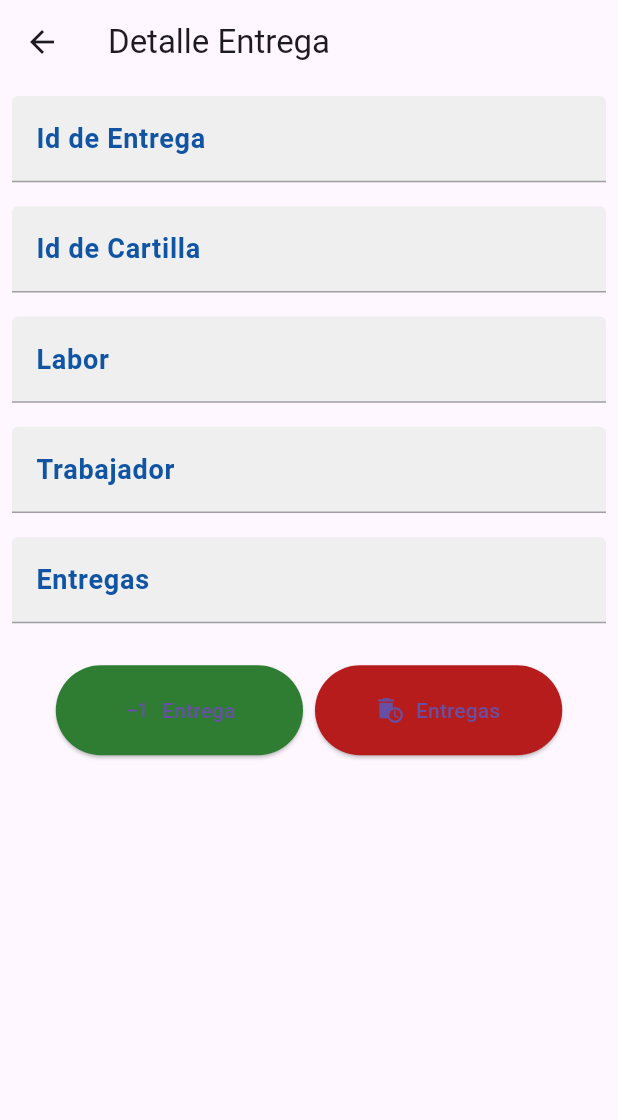
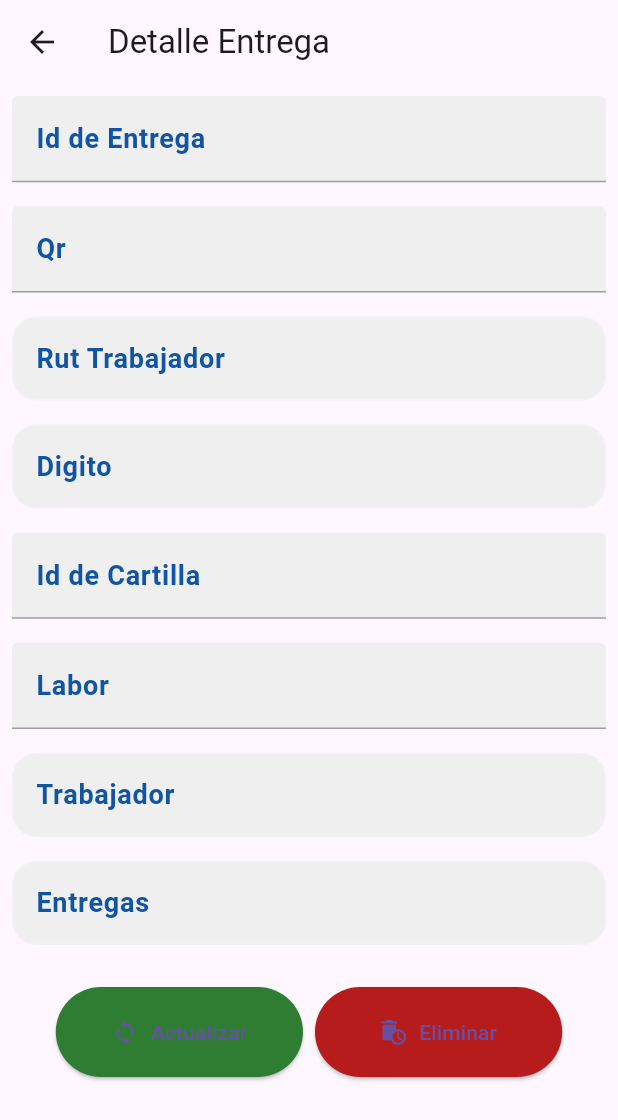
Before and after one commit to calbanc/contratistas, a Flutter app: the _detailentrega screen opened directly with empty values, on a phone screen of 412 x 824 dp. Shown: the top 1120 px of the screen. Run offline on Flutter 3.47's test engine with Material 3 defaults, Android fonts, the phone set to English and light mode, and no system bars; our stand-ins replace connectivity_plus, dropdown_search, fluttertoast, sqflite; missing offline and left inert: dart:ffi, flutter_barcode_scanner; accounts and stored records are empty; Roboto replaces fonts that are missing (ComicNeue).

Commit message:
avance 20/12/2023

```diff
--- a/lib/main.dart
+++ b/lib/main.dart
@@ -2,6 +2,8 @@ import 'package:contratistas/page/page.dart';
 import 'package:contratistas/providers/qrprovider.dart';
 import 'package:flutter/material.dart';
 import 'package:provider/provider.dart';
+
+import 'response/response.dart';
 
 void main() {
   runApp(const MyApp());
@@ -15,15 +17,13 @@ class MyApp extends StatelessWidget {
   // This widget is the root of your application.
   @override
   Widget build(BuildContext context) {
+
     return MaterialApp(
       debugShowCheckedModeBanner: false,
       title: 'Contratistas',
       initialRoute: 'login',
       routes: {
         'login':(_)=> Login(),
-
-
-
       },
       theme: ThemeData(
         primaryColor: Colors.green[900]
--- a/lib/page/detailentrega.dart
+++ b/lib/page/detailentrega.dart
@@ -34,12 +34,23 @@ class _detailentrega extends StatelessWidget {
      TextEditingController controlladornombre=TextEditingController(text:listado.nombre);
      TextEditingController controlladorcantidad=TextEditingController(text:listado.cantidad.toString());
      TextEditingController controlladorlabor=TextEditingController(text:listado.labor);
+     TextEditingController controlladorqr=TextEditingController(text:listado.qr);
+     TextEditingController controlladorrut=TextEditingController(text:listado.rut);
+     TextEditingController controlladordigito=TextEditingController(text:listado.digito);
+     FocusNode f1 = FocusNode();
+
+
+
+
+
      final trabajadorcontratisprovider=Provider.of<TrabajadorxContratistaProvider>(context);
 
     return Scaffold(
        appBar: AppBar(title:const Text('Detalle Entrega')),
-       body: Column(
+       body: SingleChildScrollView(
+         child: Column(
             children: [
+
                Padding(
                   padding: const EdgeInsets.all(8.0),
                   child: TextFormField(
@@ -55,7 +66,66 @@ class _detailentrega extends StatelessWidget {
 
                   ),
                 ),
+              Padding(
+                padding: const EdgeInsets.all(8.0),
+                child: TextFormField(
+                  controller: controlladorqr,
+                  enabled: false,
+                  decoration:const InputDecoration(filled: true,
+                      fillColor: Color.fromARGB(255, 239, 239, 240),
+                      enabledBorder: OutlineInputBorder(borderRadius: BorderRadius.all(Radius.circular(16.0)), borderSide: BorderSide(color: Colors.white24)),
+                      errorBorder: OutlineInputBorder(borderRadius: BorderRadius.all(Radius.circular(16.0)),),
+                      labelText: "Qr",
+                      labelStyle: TextStyle(color: Color.fromARGB(255, 16, 84, 163),fontStyle: FontStyle.normal,fontWeight: FontWeight.bold,fontSize: 18,fontFamily: 'ComicNeue')
+                  ),
 
+                ),
+              ),
+              Padding(
+                padding: const EdgeInsets.all(8.0),
+                child: FocusScope(
+                  child: Focus(
+                    onFocusChange: (focus)async{
+                      if(focus==false){
+                        //consultamos el trabajador en la base de datos
+                        List<Trabajador>?listatra=await trabajadorcontratisprovider.gettrabajadorbyrut(controlladorrut.text);
+                        if(listatra!.length>0){
+                          controlladornombre.text=listatra![0].nombre!;
+
+                        }
+                        print(listatra![0].nombre);
+                      }
+                    },
+                    child: TextFormField(
+                      controller: controlladorrut,
+                      onChanged: (String value){controlladorrut.text=value;},
+                      decoration:const InputDecoration(filled: true,
+                          fillColor: Color.fromARGB(255, 239, 239, 240),
+                          enabledBorder: OutlineInputBorder(borderRadius: BorderRadius.all(Radius.circular(16.0)), borderSide: BorderSide(color: Colors.white24)),
+                          errorBorder: OutlineInputBorder(borderRadius: BorderRadius.all(Radius.circular(16.0)),),
+                          labelText: "Rut Trabajador",
+                          labelStyle: TextStyle(color: Color.fromARGB(255, 16, 84, 163),fontStyle: FontStyle.normal,fontWeight: FontWeight.bold,fontSize: 18,fontFamily: 'ComicNeue')
+                      ),
+
+                    ),
+                  ),
+                ),
+              ),
+              Padding(
+                padding: const EdgeInsets.all(8.0),
+                child: TextFormField(
+                  controller: controlladordigito,
+
+                  decoration:const InputDecoration(filled: true,
+                      fillColor: Color.fromARGB(255, 239, 239, 240),
+                      enabledBorder: OutlineInputBorder(borderRadius: BorderRadius.all(Radius.circular(16.0)), borderSide: BorderSide(color: Colors.white24)),
+                      errorBorder: OutlineInputBorder(borderRadius: BorderRadius.all(Radius.circular(16.0)),),
+                      labelText: "Digito",
+                      labelStyle: TextStyle(color: Color.fromARGB(255, 16, 84, 163),fontStyle: FontStyle.normal,fontWeight: FontWeight.bold,fontSize: 18,fontFamily: 'ComicNeue')
+                  ),
+
+                ),
+              ),
               Padding(
                   padding: const EdgeInsets.all(8.0),
                   child: TextFormField(
@@ -93,7 +163,7 @@ class _detailentrega extends StatelessWidget {
                   padding: const EdgeInsets.all(8.0),
                   child: TextFormField(
                     controller: controlladornombre,
-                  enabled: false,
+                    enabled: true,
                     decoration:const InputDecoration(filled: true,
                         fillColor: Color.fromARGB(255, 239, 239, 240),
                         enabledBorder: OutlineInputBorder(borderRadius: BorderRadius.all(Radius.circular(16.0)), borderSide: BorderSide(color: Colors.white24)),
@@ -110,7 +180,11 @@ class _detailentrega extends StatelessWidget {
                   padding: const EdgeInsets.all(8.0),
                   child: TextFormField(
                     controller: controlladorcantidad,
-                  enabled: false,
+                    enabled: true,
+                    keyboardType: TextInputType.numberWithOptions(signed: false,decimal: false),
+                    onChanged: (String value){
+                      controlladorcantidad.text=value;
+                    },
                     decoration:const InputDecoration(filled: true,
                         fillColor: Color.fromARGB(255, 239, 239, 240),
                         enabledBorder: OutlineInputBorder(borderRadius: BorderRadius.all(Radius.circular(16.0)), borderSide: BorderSide(color: Colors.white24)),
@@ -138,18 +212,21 @@ class _detailentrega extends StatelessWidget {
                     onPressed: ()async{
 
                       int cantidad=listado.cantidad;
+                      final fecha=DateFormat('dd/MM/yyyy').format(DateTime.now());
+                      final hora=DateTime.now();
                       if(cantidad==1){
                         //Seteamos a 0
                         cantidad=0;
-                      final date=DateFormat('dd/MM/yyyy').format(DateTime.now());
+
+
                         Entrega nuevaentrega=Entrega(identrega: listado.identrega,idcartilla: listado.idcartilla,
-                      qr: listado.qr,cantidad: cantidad,fecha: date,swsincronizado: '0');
+                        qr: listado.qr,cantidad: cantidad,fecha: fecha,hora: hora.toString(),swsincronizado: '0');
                         final update=await trabajadorcontratisprovider.updateentry(nuevaentrega);
                       }else{
                         cantidad=cantidad-1;
-                      final date=DateFormat('dd/MM/yyyy').format(DateTime.now());
+
                         Entrega nuevaentrega=Entrega(identrega: listado.identrega,idcartilla: listado.idcartilla,
-                      qr: listado.qr,cantidad: cantidad,fecha: date,swsincronizado: '0');
+                        qr: listado.qr,cantidad: cantidad,fecha: fecha,hora:hora.toString(),swsincronizado: '0');
                         final update=await trabajadorcontratisprovider.updateentry(nuevaentrega);
 
                       }
@@ -166,9 +243,9 @@ class _detailentrega extends StatelessWidget {
                     child:const Row(
                       mainAxisAlignment: MainAxisAlignment.center,
                       children: [
-                    Icon(Icons.exposure_minus_1_outlined),
+                      Icon(Icons.sync_rounded),
                       SizedBox(width: 8,height: 8,),
-                    Text('Entrega')
+                      Text('Actualizar')
                     ],)
 
                   ),
@@ -206,7 +283,7 @@ class _detailentrega extends StatelessWidget {
                       children: [
                         Icon(Icons.auto_delete),
                         SizedBox(width: 8,height: 8,),
-                      Text('Entregas')
+                        Text('Eliminar')
                       ],
                     )
 
@@ -216,6 +293,7 @@ class _detailentrega extends StatelessWidget {
 
             ],
          ),
+       ),
     );
   }
 }
--- a/lib/page/page.dart
+++ b/lib/page/page.dart
@@ -1,7 +1,7 @@
+export 'package:contratistas/page/listcartillas.dart';
+export 'package:contratistas/page/configuracion.dart';
 export 'package:contratistas/page/detailentrega.dart';
-
 export 'package:contratistas/page/addtrabajador.dart';
-
 export 'package:contratistas/page/maindashboard.dart';
 export 'package:contratistas/page/dashboard.dart';
 export 'package:contratistas/page/login.dart';
--- a/lib/providers/db_provider.dart
+++ b/lib/providers/db_provider.dart
@@ -74,7 +74,7 @@ class DBProvider extends ChangeNotifier{
           if (olversion < newverion) {
 
             // you can execute drop table and create table
-            await db.execute("ALTER TABLE TRABAJADORESXCONTRATISTA ADD COLUMN IdTrabXContratista TEXT");
+          //  await db.execute("ALTER TABLE TRABAJADORESXCONTRATISTA ADD COLUMN IdTrabXContratista TEXT");
           }
         }
     );
--- a/lib/providers/provider.dart
+++ b/lib/providers/provider.dart
@@ -1,3 +1,4 @@
+export 'package:contratistas/providers/cartillasprovider.dart';
 export 'package:contratistas/providers/addtrabajadorcontratistaprovider.dart';
 export 'package:contratistas/providers/connectivity_provider.dart';
 export 'package:contratistas/providers/trabajadorxcontratistaprovider.dart';
--- a/lib/response/listadoentrega_response.dart
+++ b/lib/response/listadoentrega_response.dart
@@ -9,7 +9,8 @@ class ListadoEntregaResponse{
     String? idcartilla;
     int? identrega;
     String? qr;
-
+    String? rut;
+    String? digito;
     ListadoEntregaResponse({
         this.cuartel,
          this.labor,
@@ -17,7 +18,9 @@ class ListadoEntregaResponse{
          this.nombre,
          this.idcartilla,
          this.identrega,
-         this.qr
+         this.qr,
+        this.rut,
+        this.digito
     });
 
 
@@ -29,6 +32,8 @@ class ListadoEntregaResponse{
         idcartilla: json["IdCartilla"],
         identrega: json["IdEntrega"],
         qr:json["Qr"],
+        rut: json["Rut"],
+        digito: json["Digito"]
 
     );
 
@@ -39,6 +44,9 @@ class ListadoEntregaResponse{
         "Cantidad": cantidad,
         "IdCartilla":idcartilla,
         "IdEntrega":identrega,
-        "Qr":qr
+        "Qr":qr,
+        "Rut":rut,
+        "Digito":digito
+
     };
 }
```
Also changed, not shown: lib/page/dashboard.dart (+51 -23 lines), lib/page/login.dart (+6 -13 lines), lib/providers/trabajadorxcontratistaprovider.dart (+15 -3 lines), pubspec.yaml (+13 -25 lines), lib/providers/entrega_provider.dart (deleted), pubspec.lock, 33 other files. Lines whose indentation alone changed are shown as unchanged.
